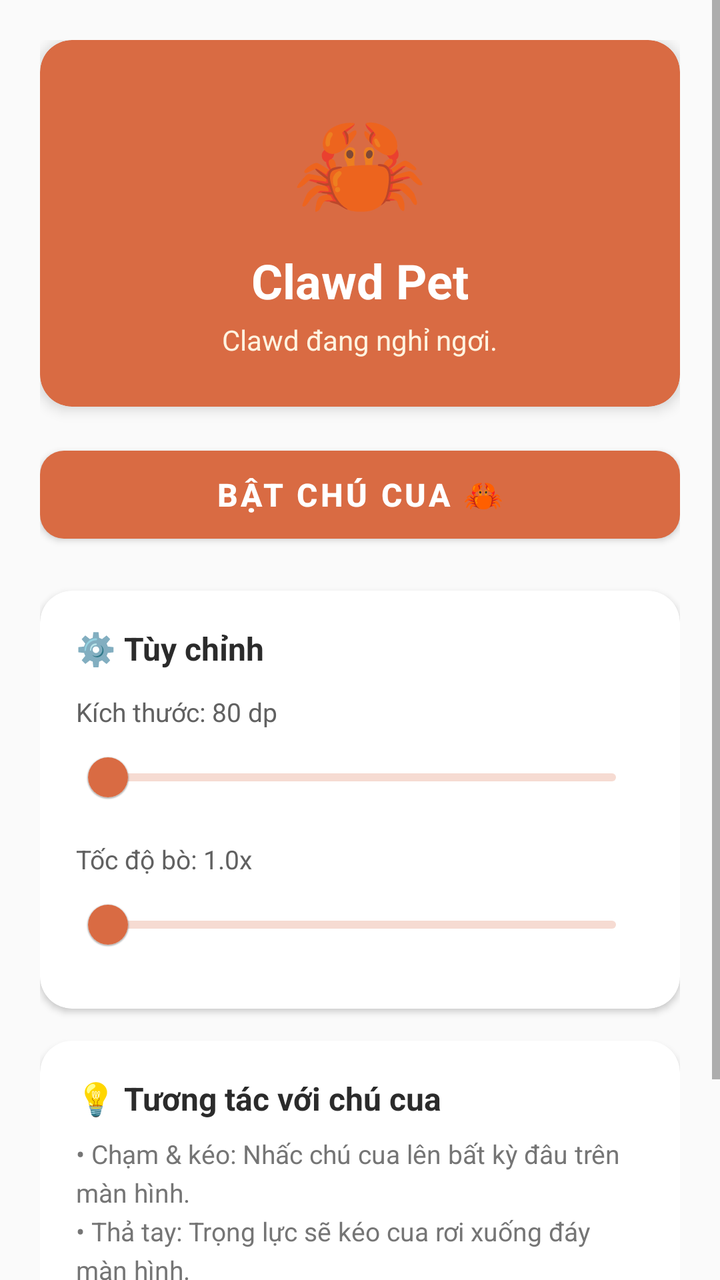
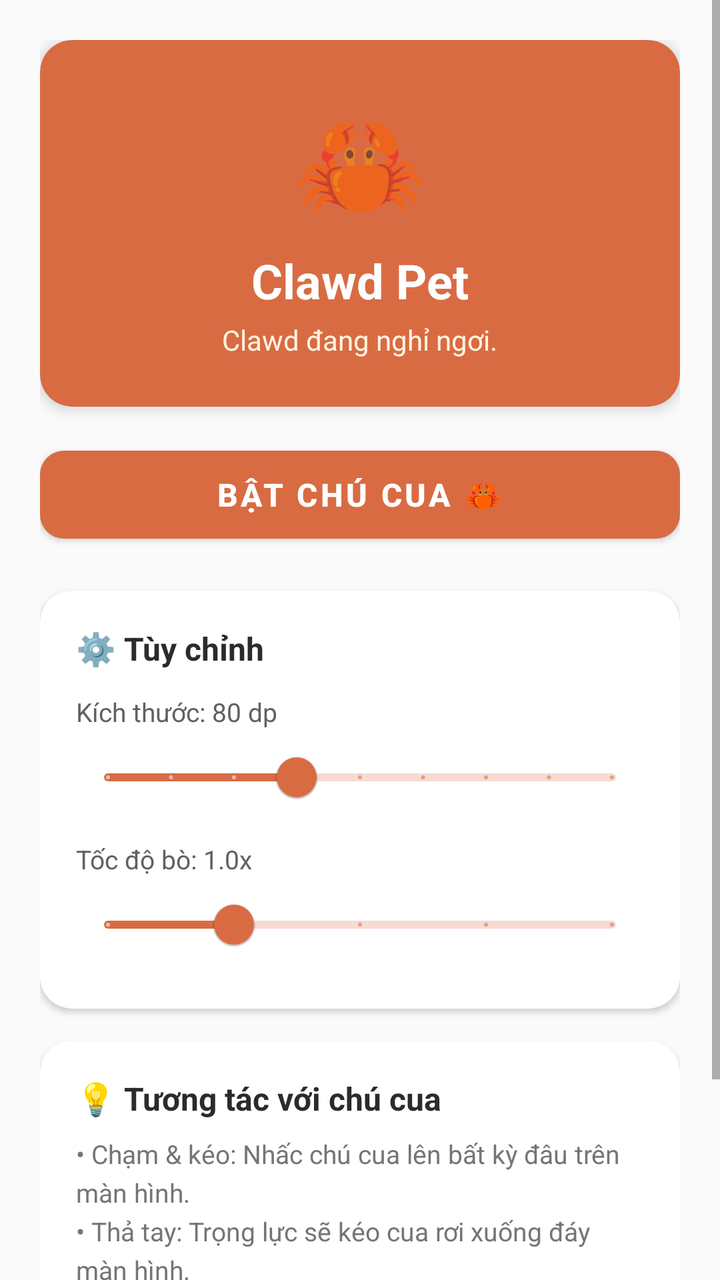

Two renders of the same Android screen: before a commit and after it. Below are the layout's source before the change and the commit's diff.
<!-- AndroidManifest.xml: application theme Theme.ClawdPet -->
<!-- res/layout/activity_main.xml -->
<?xml version="1.0" encoding="utf-8"?>
<ScrollView xmlns:android="http://schemas.android.com/apk/res/android"
    xmlns:app="http://schemas.android.com/apk/res-auto"
    android:layout_width="match_parent"
    android:layout_height="match_parent"
    android:background="@color/background_light"
    android:fillViewport="true">

    <LinearLayout
        android:layout_width="match_parent"
        android:layout_height="wrap_content"
        android:orientation="vertical"
        android:padding="20dp">

        
        <com.google.android.material.card.MaterialCardView
            android:layout_width="match_parent"
            android:layout_height="wrap_content"
            android:layout_marginBottom="16dp"
            app:cardBackgroundColor="@color/clawd_orange"
            app:cardCornerRadius="16dp"
            app:cardElevation="4dp">

            <LinearLayout
                android:layout_width="match_parent"
                android:layout_height="wrap_content"
                android:gravity="center"
                android:orientation="vertical"
                android:padding="24dp">

                <TextView
                    android:layout_width="wrap_content"
                    android:layout_height="wrap_content"
                    android:text="🦀"
                    android:textSize="54sp" />

                <TextView
                    android:layout_width="wrap_content"
                    android:layout_height="wrap_content"
                    android:layout_marginTop="8dp"
                    android:text="@string/app_name"
                    android:textColor="@color/white"
                    android:textSize="24sp"
                    android:textStyle="bold" />

                <TextView
                    android:id="@+id/tv_status"
                    android:layout_width="wrap_content"
                    android:layout_height="wrap_content"
                    android:layout_marginTop="4dp"
                    android:text="@string/status_stopped"
                    android:textColor="#FFF3E0"
                    android:textSize="14sp" />
            </LinearLayout>
        </com.google.android.material.card.MaterialCardView>

        
        <com.google.android.material.card.MaterialCardView
            android:id="@+id/card_permission"
            android:layout_width="match_parent"
            android:layout_height="wrap_content"
            android:layout_marginBottom="16dp"
            android:visibility="gone"
            app:cardBackgroundColor="#FFF8E1"
            app:cardCornerRadius="12dp"
            app:cardElevation="2dp"
            app:strokeColor="#FFB300"
            app:strokeWidth="1dp">

            <LinearLayout
                android:layout_width="match_parent"
                android:layout_height="wrap_content"
                android:orientation="vertical"
                android:padding="16dp">

                <TextView
                    android:layout_width="wrap_content"
                    android:layout_height="wrap_content"
                    android:text="⚠️ Cần cấp quyền hiển thị"
                    android:textColor="#F57C00"
                    android:textSize="16sp"
                    android:textStyle="bold" />

                <TextView
                    android:layout_width="wrap_content"
                    android:layout_height="wrap_content"
                    android:layout_marginTop="6dp"
                    android:text="@string/permission_required"
                    android:textColor="#5D4037"
                    android:textSize="13sp" />

                <com.google.android.material.button.MaterialButton
                    android:id="@+id/btn_grant_permission"
                    android:layout_width="match_parent"
                    android:layout_height="wrap_content"
                    android:layout_marginTop="12dp"
                    android:text="@string/grant_permission"
                    app:backgroundTint="#F57C00"
                    app:cornerRadius="8dp" />
            </LinearLayout>
        </com.google.android.material.card.MaterialCardView>

        
        <com.google.android.material.button.MaterialButton
            android:id="@+id/btn_toggle_pet"
            android:layout_width="match_parent"
            android:layout_height="56dp"
            android:layout_marginBottom="20dp"
            android:text="@string/btn_start"
            android:textSize="16sp"
            android:textStyle="bold"
            app:backgroundTint="@color/clawd_orange"
            app:cornerRadius="12dp"
            app:elevation="4dp" />

        
        <com.google.android.material.card.MaterialCardView
            android:layout_width="match_parent"
            android:layout_height="wrap_content"
            android:layout_marginBottom="16dp"
            app:cardBackgroundColor="@color/white"
            app:cardCornerRadius="16dp"
            app:cardElevation="2dp">

            <LinearLayout
                android:layout_width="match_parent"
                android:layout_height="wrap_content"
                android:orientation="vertical"
                android:padding="18dp">

                <TextView
                    android:layout_width="wrap_content"
                    android:layout_height="wrap_content"
                    android:text="⚙️ Tùy chỉnh"
                    android:textColor="@color/clawd_dark"
                    android:textSize="16sp"
                    android:textStyle="bold" />

                
                <TextView
                    android:id="@+id/tv_size_label"
                    android:layout_width="wrap_content"
                    android:layout_height="wrap_content"
                    android:layout_marginTop="12dp"
                    android:text="Kích thước: 80 dp"
                    android:textColor="#616161"
                    android:textSize="13sp" />

                <com.google.android.material.slider.Slider
                    android:id="@+id/slider_size"
                    android:layout_width="match_parent"
                    android:layout_height="wrap_content"
                    app:stepSize="10.0"
                    app:value="80.0"
                    app:valueFrom="50.0"
                    app:valueTo="130.0"
                    app:thumbColor="@color/clawd_orange"
                    app:trackColorActive="@color/clawd_orange" />

                
                <TextView
                    android:id="@+id/tv_speed_label"
                    android:layout_width="wrap_content"
                    android:layout_height="wrap_content"
                    android:layout_marginTop="8dp"
                    android:text="Tốc độ bò: 1.0x"
                    android:textColor="#616161"
                    android:textSize="13sp" />

                <com.google.android.material.slider.Slider
                    android:id="@+id/slider_speed"
                    android:layout_width="match_parent"
                    android:layout_height="wrap_content"
                    app:stepSize="0.5"
                    app:value="1.0"
                    app:valueFrom="0.5"
                    app:valueTo="2.5"
                    app:thumbColor="@color/clawd_orange"
                    app:trackColorActive="@color/clawd_orange" />
            </LinearLayout>
        </com.google.android.material.card.MaterialCardView>

        
        <com.google.android.material.card.MaterialCardView
            android:layout_width="match_parent"
            android:layout_height="wrap_content"
            app:cardBackgroundColor="@color/white"
            app:cardCornerRadius="16dp"
            app:cardElevation="2dp">

            <LinearLayout
                android:layout_width="match_parent"
                android:layout_height="wrap_content"
                android:orientation="vertical"
                android:padding="18dp">

                <TextView
                    android:layout_width="wrap_content"
                    android:layout_height="wrap_content"
                    android:text="💡 Tương tác với chú cua"
                    android:textColor="@color/clawd_dark"
                    android:textSize="16sp"
                    android:textStyle="bold" />

                <TextView
                    android:layout_width="wrap_content"
                    android:layout_height="wrap_content"
                    android:layout_marginTop="8dp"
                    android:lineSpacingExtra="4dp"
                    android:text="• Chạm &amp; kéo: Nhấc chú cua lên bất kỳ đâu trên màn hình.\n• Thả tay: Trọng lực sẽ kéo cua rơi xuống đáy màn hình.\n• Chạm nhẹ (Tap): Chú cua sẽ nhảy vui mừng hoặc nhảy múa!\n• Tự động: Cua sẽ tự đi dạo, leo tường và hiện bong bóng suy nghĩ."
                    android:textColor="#757575"
                    android:textSize="13sp" />
            </LinearLayout>
        </com.google.android.material.card.MaterialCardView>

    </LinearLayout>
</ScrollView>
<!-- resources referenced by this layout -->
<resources>
  <color name="background_light">#FAFAFA</color>
  <color name="clawd_dark">#2B2B2B</color>
  <color name="clawd_orange">#D96B43</color>
  <color name="white">#FFFFFFFF</color>
  <string name="app_name">Clawd Pet</string>
  <string name="btn_start">Bật chú cua 🦀</string>
  <string name="grant_permission">Cấp quyền hiển thị</string>
  <string name="permission_required">Cần cấp quyền "Hiển thị trên ứng dụng khác" để chú cua có thể bò trên màn hình của bạn.</string>
  <string name="status_stopped">Clawd đang nghỉ ngơi.</string>
  <style name="Theme.ClawdPet" parent="Theme.MaterialComponents.DayNight.NoActionBar">
          <item name="colorPrimary">@color/clawd_orange</item>
          <item name="colorPrimaryVariant">@color/primary</item>
          <item name="colorOnPrimary">@color/white</item>
          <item name="android:statusBarColor">@color/clawd_orange</item>
      </style>
  <color name="primary">#E65100</color>
</resources>

<!-- the commit's change to res/layout/activity_main.xml (unified diff, before → after) -->
@@ -150,12 +150,10 @@
                     android:id="@+id/slider_size"
                     android:layout_width="match_parent"
                     android:layout_height="wrap_content"
-                    app:stepSize="10.0"
-                    app:value="80.0"
-                    app:valueFrom="50.0"
-                    app:valueTo="130.0"
-                    app:thumbColor="@color/clawd_orange"
-                    app:trackColorActive="@color/clawd_orange" />
+                    android:valueFrom="50.0"
+                    android:valueTo="130.0"
+                    android:value="80.0"
+                    android:stepSize="10.0" />
 
                 
                 <TextView
@@ -171,12 +169,10 @@
                     android:id="@+id/slider_speed"
                     android:layout_width="match_parent"
                     android:layout_height="wrap_content"
-                    app:stepSize="0.5"
-                    app:value="1.0"
-                    app:valueFrom="0.5"
-                    app:valueTo="2.5"
-                    app:thumbColor="@color/clawd_orange"
-                    app:trackColorActive="@color/clawd_orange" />
+                    android:valueFrom="0.5"
+                    android:valueTo="2.5"
+                    android:value="1.0"
+                    android:stepSize="0.5" />
             </LinearLayout>
         </com.google.android.material.card.MaterialCardView>
 
